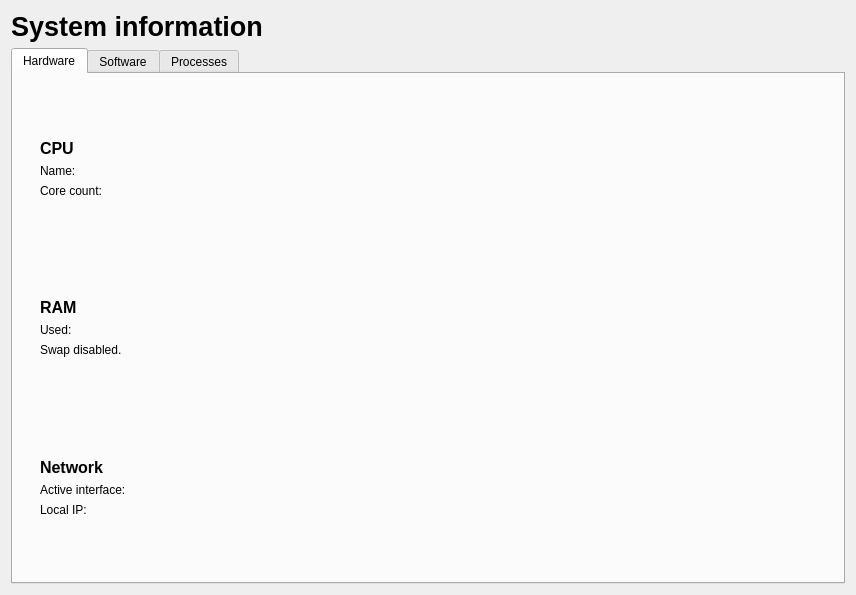
This is archcentral/ui/designer/sysinfo.ui in szabatoro/archcentral-thesis as Qt 5 draws it before an edit. The edited form follows.
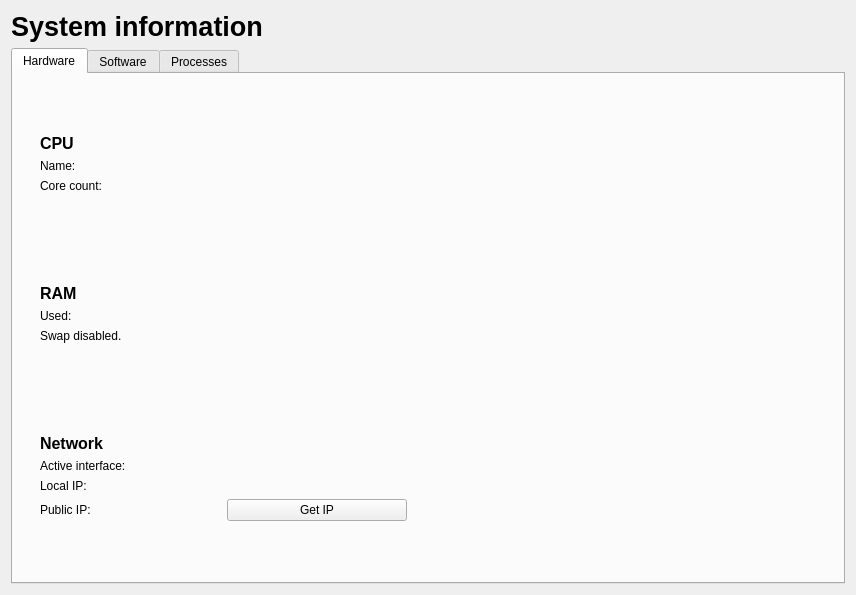
This is the edited form. Custom widgets are drawn as their Qt base class.

Commit message: added public ip detection using ipify

```diff
--- a/archcentral/ui/designer/sysinfo.ui
+++ b/archcentral/ui/designer/sysinfo.ui
@@ -213,6 +213,27 @@
                </property>
               </widget>
              </item>
+             <item>
+              <layout class="QHBoxLayout" name="network_public_ip_layout">
+               <item>
+                <widget class="QLabel" name="network_public_ip">
+                 <property name="text">
+                  <string>Public IP:</string>
+                 </property>
+                </widget>
+               </item>
+               <item>
+                <widget class="QPushButton" name="network_public_ip_switch">
+                 <property name="toolTip">
+                  <string>This will connect to api.ipify.org to determine public IP.</string>
+                 </property>
+                 <property name="text">
+                  <string>Get IP</string>
+                 </property>
+                </widget>
+               </item>
+              </layout>
+             </item>
              <item>
               <spacer name="verticalSpacer_6">
                <property name="orientation">
```
The commit also changes 3 other files.
